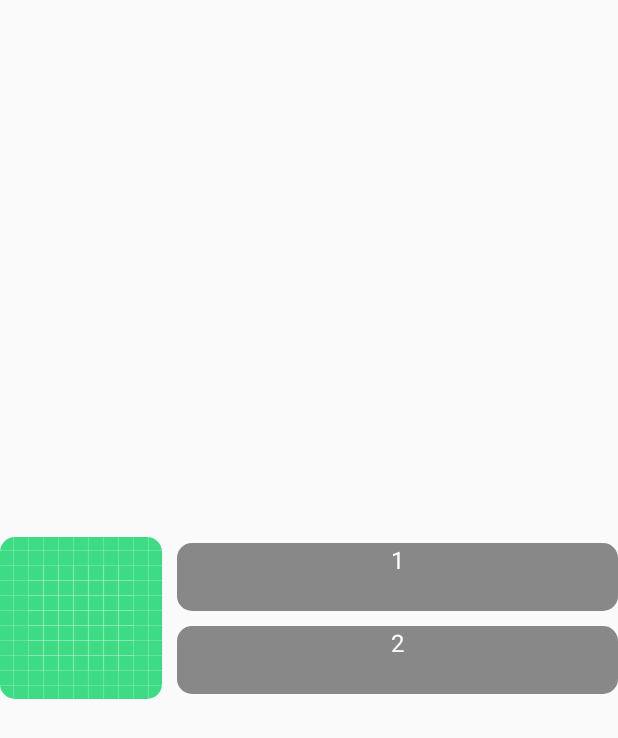
After one commit to ahsan-ali49/mad-lab-2, an Android app built with Jetpack Compose: the LayoutsPractice screen opened directly, with no data from a screen before it, on a phone screen of 412 x 824 dp. The commit adds this screen. Shown: the top 738 px of the screen. Run offline under Robolectric (Android 15) with nearby library versions, the phone set to English and light mode, and no system bars.

Commit message:
added task 2

```diff
--- a/app/src/main/AndroidManifest.xml
+++ b/app/src/main/AndroidManifest.xml
@@ -24,6 +24,7 @@
             </intent-filter>
         </activity>
         <activity android:name=".ManagingState"/>
+        <activity android:name=".LayoutsPractice"/>
     </application>
 
 </manifest>
--- /dev/null
+++ b/app/src/main/java/com/example/mad_lab_2/LayoutsPractice.kt
@@ -0,0 +1,78 @@
+package com.example.mad_lab_2
+
+import android.os.Bundle
+import androidx.activity.ComponentActivity
+import androidx.activity.compose.setContent
+import androidx.compose.foundation.Image
+import androidx.compose.foundation.background
+import androidx.compose.foundation.layout.Arrangement
+import androidx.compose.foundation.layout.Box
+import androidx.compose.foundation.layout.Column
+import androidx.compose.foundation.layout.Row
+import androidx.compose.foundation.layout.Spacer
+import androidx.compose.foundation.layout.fillMaxHeight
+import androidx.compose.foundation.layout.fillMaxSize
+import androidx.compose.foundation.layout.fillMaxWidth
+import androidx.compose.foundation.layout.height
+import androidx.compose.foundation.layout.size
+import androidx.compose.foundation.shape.RoundedCornerShape
+import androidx.compose.material3.Text
+import androidx.compose.runtime.Composable
+import androidx.compose.ui.Alignment
+import androidx.compose.ui.Modifier
+import androidx.compose.ui.draw.clip
+import androidx.compose.ui.graphics.Color
+import androidx.compose.ui.res.painterResource
+import androidx.compose.ui.text.style.TextAlign
+import androidx.compose.ui.unit.dp
+import com.example.mad_lab_2.ui.theme.MADlab2Theme
+
+class LayoutsPractice : ComponentActivity(){
+    override fun onCreate(savedInstanceState: Bundle?) {
+        super.onCreate(savedInstanceState)
+        setContent {
+            MADlab2Theme{
+                LayoutsPracticeScreen();
+            }
+        }
+    }
+}
+
+@Composable
+fun LayoutsPracticeScreen(){
+    Row (
+        modifier = Modifier.fillMaxSize(),
+        horizontalArrangement = Arrangement.Center,
+        verticalAlignment = Alignment.CenterVertically
+    ){
+        Image(
+            painter = painterResource(id = R.drawable.ic_launcher_background),
+            contentDescription = "Some dummy pic",
+            modifier = Modifier.clip(RoundedCornerShape(10.dp))
+        )
+        Spacer(modifier = Modifier.size(10.dp))
+        Column(modifier = Modifier.fillMaxWidth()) {
+            Text(
+                    text = "1",
+                    textAlign = TextAlign.Center,
+                    modifier = Modifier
+                        .fillMaxWidth()
+                        .height(45.dp)
+                        .clip(RoundedCornerShape(10.dp))
+                        .background(Color.Gray),
+                    color = Color.White
+            )
+            Spacer(modifier = Modifier.size(10.dp))
+            Text(
+                    text = "2",
+                    textAlign = TextAlign.Center,
+                    modifier = Modifier
+                        .fillMaxWidth()
+                        .height(45.dp)
+                        .clip(RoundedCornerShape(10.dp))
+                        .background(Color.Gray),
+                    color = Color.White
+            )
+        }
+    }
+}
--- a/app/src/main/java/com/example/mad_lab_2/MainActivity.kt
+++ b/app/src/main/java/com/example/mad_lab_2/MainActivity.kt
@@ -52,6 +52,14 @@ fun OpeningFunction(modifier: Modifier = Modifier) {
         }) {
             Text("Managing State")
         }
+        Spacer(modifier = Modifier.size(20.dp))
+        Button(
+            onClick = {
+                val intent = Intent(context, LayoutsPractice::class.java)
+                context.startActivity(intent)
+        }) {
+            Text("Layouts Practice")
+        }
     }
 
 }
```
